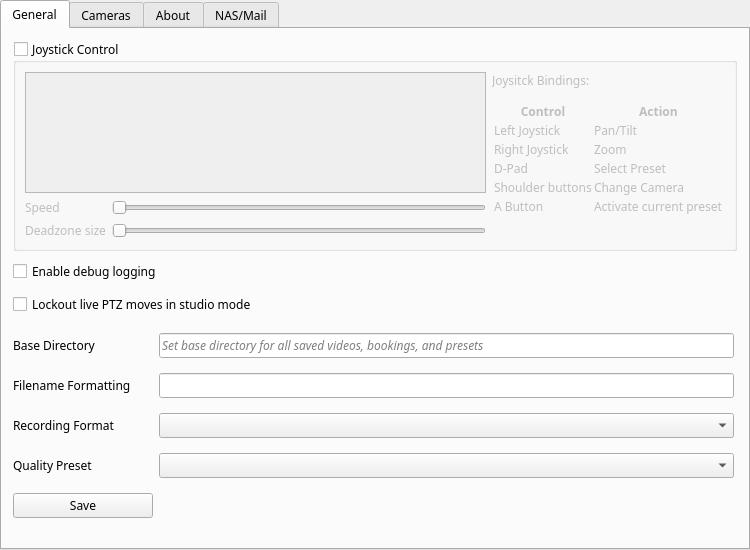
Old version of the form src/settings.ui in the repository sc0000/hfmdd-video-system.
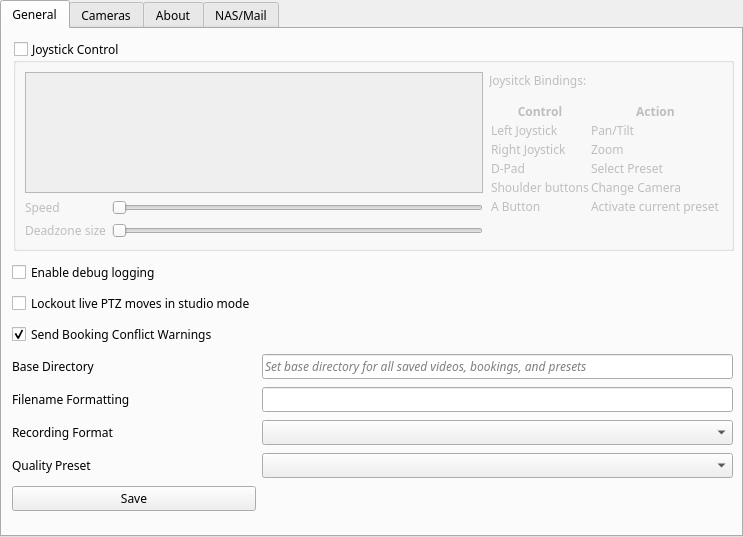
New version of the form. The open tabs and pages were chosen to show the change. Custom widgets are drawn as their Qt base class.

Commit message: conflict warnings & info boxes pt 1

```diff
--- a/src/settings.ui
+++ b/src/settings.ui
@@ -6,8 +6,8 @@
    <rect>
     <x>0</x>
     <y>0</y>
-    <width>750</width>
-    <height>550</height>
+    <width>743</width>
+    <height>537</height>
    </rect>
   </property>
   <property name="font">
@@ -46,7 +46,7 @@
         <rect>
          <x>11</x>
          <y>11</y>
-         <width>724</width>
+         <width>721</width>
          <height>211</height>
         </rect>
        </property>
@@ -124,87 +124,17 @@
         </item>
        </layout>
       </widget>
-      <widget class="QCheckBox" name="enableDebugLogCheckBox">
-       <property name="geometry">
-        <rect>
-         <x>11</x>
-         <y>229</y>
-         <width>177</width>
-         <height>26</height>
-        </rect>
-       </property>
-       <property name="text">
-        <string>Enable debug logging</string>
-       </property>
-      </widget>
-      <widget class="QCheckBox" name="livemoveCheckBox">
-       <property name="geometry">
-        <rect>
-         <x>11</x>
-         <y>262</y>
-         <width>288</width>
-         <height>26</height>
-        </rect>
-       </property>
-       <property name="toolTip">
-        <string>Disable movement controls for cameras in the currently active program scene. This protects against accidental camera moves on the live stream.</string>
-       </property>
-       <property name="text">
-        <string>Lockout live PTZ moves in studio mode</string>
-       </property>
-      </widget>
       <widget class="QWidget" name="gridLayoutWidget_2">
        <property name="geometry">
         <rect>
-         <x>11</x>
-         <y>295</y>
+         <x>10</x>
+         <y>230</y>
          <width>721</width>
-         <height>207</height>
+         <height>262</height>
         </rect>
        </property>
        <layout class="QGridLayout" name="recOptionsLayout">
-        <item row="3" column="1">
-         <widget class="QComboBox" name="qualityComboBox"/>
-        </item>
         <item row="4" column="0">
-         <widget class="QPushButton" name="saveButton0">
-          <property name="text">
-           <string>Save</string>
-          </property>
-         </widget>
-        </item>
-        <item row="0" column="0">
-         <widget class="QLabel" name="baseDirectoryLabel">
-          <property name="sizePolicy">
-           <sizepolicy hsizetype="Minimum" vsizetype="Preferred">
-            <horstretch>0</horstretch>
-            <verstretch>0</verstretch>
-           </sizepolicy>
-          </property>
-          <property name="minimumSize">
-           <size>
-            <width>140</width>
-            <height>0</height>
-           </size>
-          </property>
-          <property name="maximumSize">
-           <size>
-            <width>124</width>
-            <height>16777215</height>
-           </size>
-          </property>
-          <property name="text">
-           <string>Base Directory</string>
-          </property>
-          <property name="alignment">
-           <set>Qt::AlignLeading|Qt::AlignLeft|Qt::AlignVCenter</set>
-          </property>
-         </widget>
-        </item>
-        <item row="2" column="1">
-         <widget class="QComboBox" name="recFormatComboBox"/>
-        </item>
-        <item row="1" column="0">
          <widget class="QLabel" name="filenameFormattingLabel">
           <property name="sizePolicy">
            <sizepolicy hsizetype="Minimum" vsizetype="Preferred">
@@ -229,23 +159,17 @@
           </property>
          </widget>
         </item>
-        <item row="1" column="1">
-         <widget class="QLineEdit" name="filenameFormattingLineEdit">
-          <property name="sizePolicy">
-           <sizepolicy hsizetype="Preferred" vsizetype="Fixed">
-            <horstretch>0</horstretch>
-            <verstretch>0</verstretch>
-           </sizepolicy>
-          </property>
-          <property name="minimumSize">
-           <size>
-            <width>400</width>
-            <height>0</height>
-           </size>
+        <item row="5" column="1">
+         <widget class="QComboBox" name="recFormatComboBox"/>
+        </item>
+        <item row="0" column="0">
+         <widget class="QCheckBox" name="enableDebugLogCheckBox">
+          <property name="text">
+           <string>Enable debug logging</string>
           </property>
          </widget>
         </item>
-        <item row="2" column="0">
+        <item row="5" column="0">
          <widget class="QLabel" name="recFormatLabel">
           <property name="sizePolicy">
            <sizepolicy hsizetype="Minimum" vsizetype="Preferred">
@@ -270,7 +194,54 @@
           </property>
          </widget>
         </item>
-        <item row="0" column="1">
+        <item row="4" column="1">
+         <widget class="QLineEdit" name="filenameFormattingLineEdit">
+          <property name="sizePolicy">
+           <sizepolicy hsizetype="Preferred" vsizetype="Fixed">
+            <horstretch>0</horstretch>
+            <verstretch>0</verstretch>
+           </sizepolicy>
+          </property>
+          <property name="minimumSize">
+           <size>
+            <width>400</width>
+            <height>0</height>
+           </size>
+          </property>
+         </widget>
+        </item>
+        <item row="3" column="0">
+         <widget class="QLabel" name="baseDirectoryLabel">
+          <property name="sizePolicy">
+           <sizepolicy hsizetype="Minimum" vsizetype="Preferred">
+            <horstretch>0</horstretch>
+            <verstretch>0</verstretch>
+           </sizepolicy>
+          </property>
+          <property name="minimumSize">
+           <size>
+            <width>140</width>
+            <height>0</height>
+           </size>
+          </property>
+          <property name="maximumSize">
+           <size>
+            <width>124</width>
+            <height>16777215</height>
+           </size>
+          </property>
+          <property name="text">
+           <string>Base Directory</string>
+          </property>
+          <property name="alignment">
+           <set>Qt::AlignLeading|Qt::AlignLeft|Qt::AlignVCenter</set>
+          </property>
+         </widget>
+        </item>
+        <item row="6" column="1">
+         <widget class="QComboBox" name="qualityComboBox"/>
+        </item>
+        <item row="3" column="1">
          <widget class="QLineEdit" name="baseDirectoryLineEdit">
           <property name="sizePolicy">
            <sizepolicy hsizetype="Preferred" vsizetype="Fixed">
@@ -299,7 +270,7 @@
           </property>
          </widget>
         </item>
-        <item row="3" column="0">
+        <item row="6" column="0">
          <widget class="QLabel" name="label">
           <property name="sizePolicy">
            <sizepolicy hsizetype="Minimum" vsizetype="Preferred">
@@ -324,6 +295,33 @@
           </property>
          </widget>
         </item>
+        <item row="7" column="0">
+         <widget class="QPushButton" name="saveButton0">
+          <property name="text">
+           <string>Save</string>
+          </property>
+         </widget>
+        </item>
+        <item row="1" column="0">
+         <widget class="QCheckBox" name="livemoveCheckBox">
+          <property name="toolTip">
+           <string>Disable movement controls for cameras in the currently active program scene. This protects against accidental camera moves on the live stream.</string>
+          </property>
+          <property name="text">
+           <string>Lockout live PTZ moves in studio mode</string>
+          </property>
+         </widget>
+        </item>
+        <item row="2" column="0">
+         <widget class="QCheckBox" name="sendConflictWarningsCheckBox">
+          <property name="text">
+           <string>Send Booking Conflict Warnings</string>
+          </property>
+          <property name="checked">
+           <bool>true</bool>
+          </property>
+         </widget>
+        </item>
        </layout>
       </widget>
      </widget>
```
Left out of the diff: 2 changed lines with no effect on the pictures. The commit also changes 16 other files.
